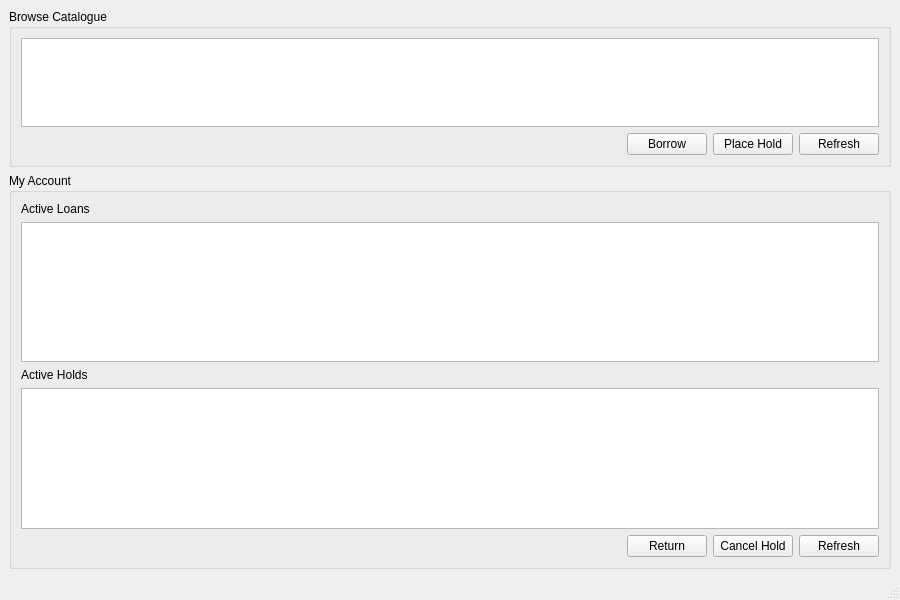
The window that gui/PatronWindow.ui (project534/COMP-3004-D1) describes before a commit, drawn with Qt 5.
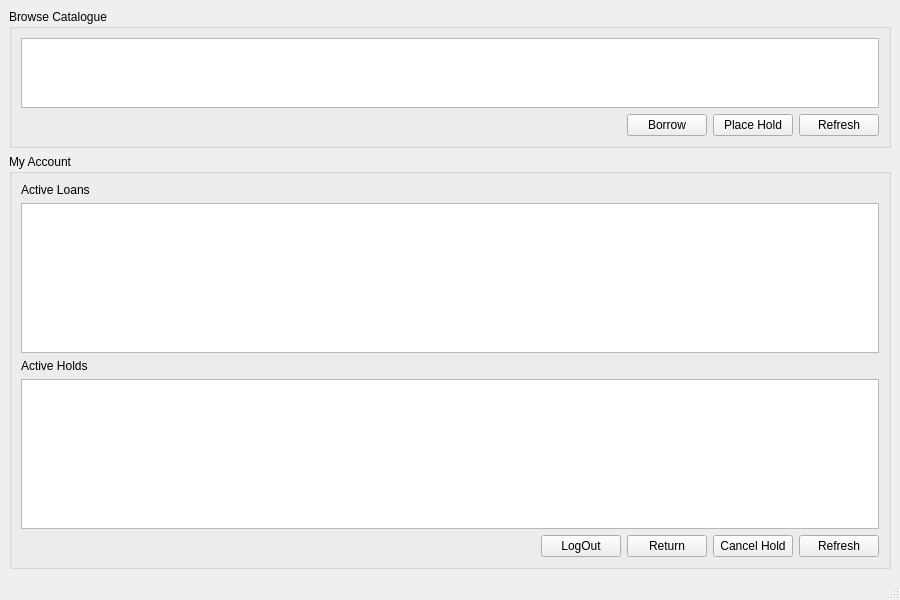
The same window after the commit.

Commit message: Log Out functionality

Patch:
```diff
--- a/gui/PatronWindow.ui
+++ b/gui/PatronWindow.ui
@@ -91,6 +91,19 @@
        <item>
         <widget class="QTableView" name="holdsTable"/>
        </item>
+       <item>
+        <spacer name="verticalSpacer">
+         <property name="orientation">
+          <enum>Qt::Vertical</enum>
+         </property>
+         <property name="sizeHint" stdset="0">
+          <size>
+           <width>20</width>
+           <height>40</height>
+          </size>
+         </property>
+        </spacer>
+       </item>
        <item>
         <layout class="QHBoxLayout" name="accountButtons">
          <item>
@@ -106,6 +119,13 @@
            </property>
           </spacer>
          </item>
+         <item>
+          <widget class="QPushButton" name="logoutBtn">
+           <property name="text">
+            <string>LogOut</string>
+           </property>
+          </widget>
+         </item>
          <item>
           <widget class="QPushButton" name="btnReturn">
            <property name="text">
```
The commit also changes 2 other files.
